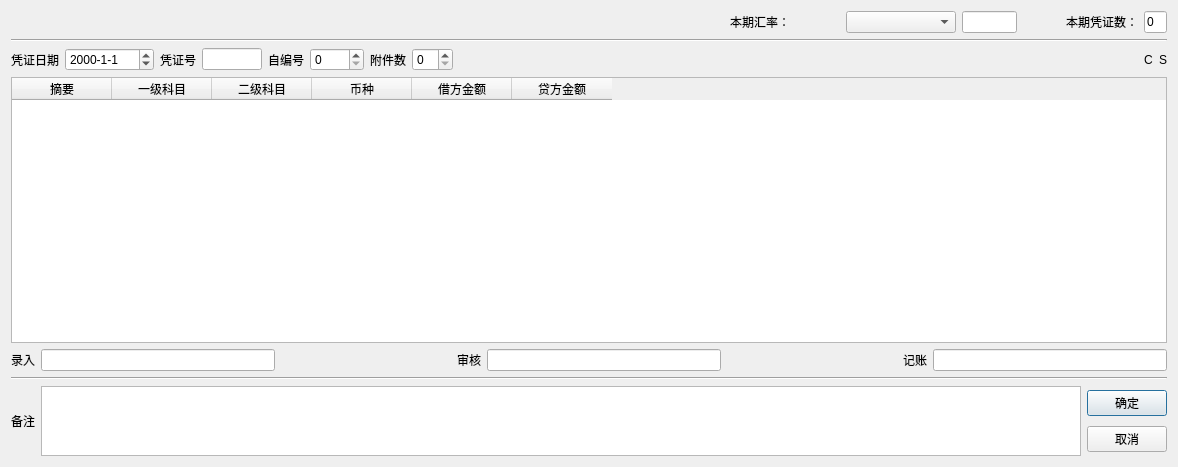
Before: the Qt Designer form forms/pzdialog.ui in wangkungit5905/PzAssistant, drawn with Qt 5.
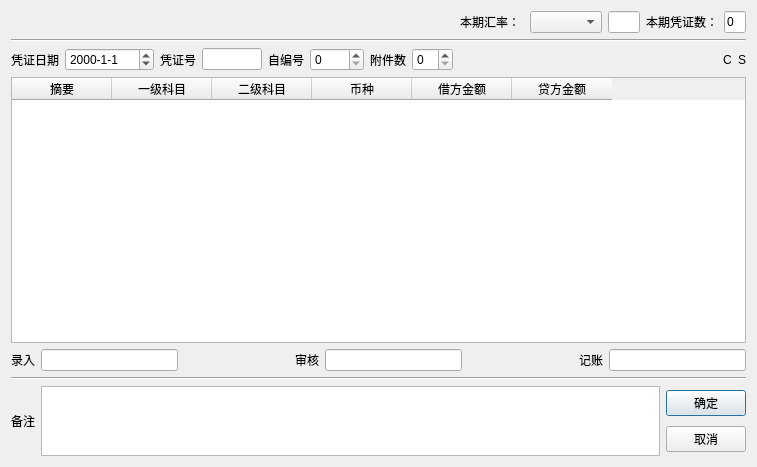
After: the same form once the commit is applied. Custom widgets are drawn as their Qt base class.

What changed in the file:
```diff
--- a/forms/pzdialog.ui
+++ b/forms/pzdialog.ui
@@ -6,7 +6,7 @@
    <rect>
     <x>0</x>
     <y>0</y>
-    <width>1178</width>
+    <width>757</width>
     <height>467</height>
    </rect>
   </property>
```
